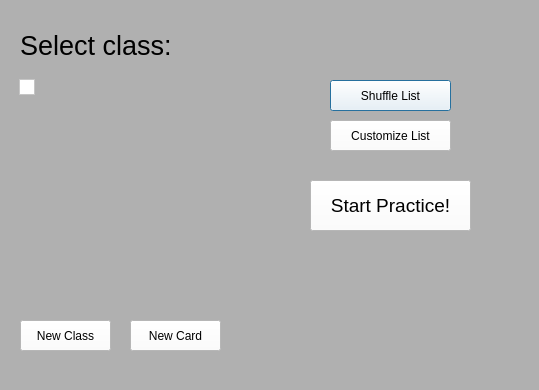
First picture: the form in start.ui, repository NeverGraceful/FlashCards, before the edit.
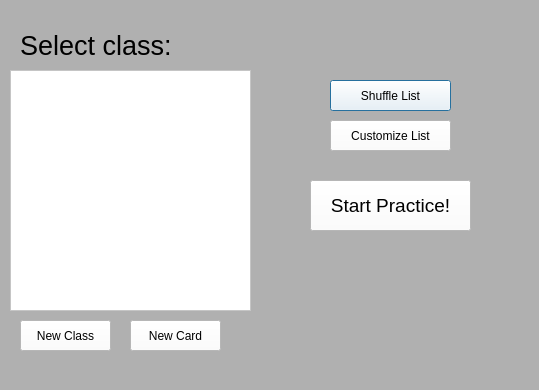
Second picture: the form after the edit.

```diff
--- a/start.ui
+++ b/start.ui
@@ -56,18 +56,12 @@
      <x>10</x>
      <y>70</y>
      <width>241</width>
-     <height>231</height>
+     <height>241</height>
     </rect>
    </property>
+   <layout class="QGridLayout" name="gridLayout">
+    <item row="0" column="0">
    <widget class="QScrollArea" name="SCROLL_AREA">
-    <property name="geometry">
-     <rect>
-      <x>9</x>
-      <y>9</y>
-      <width>16</width>
-      <height>16</height>
-     </rect>
-    </property>
     <property name="styleSheet">
      <string notr="true">background-color: rgb(255, 255, 255);</string>
     </property>
@@ -79,12 +73,14 @@
       <rect>
        <x>0</x>
        <y>0</y>
-       <width>16</width>
-       <height>16</height>
+         <width>221</width>
+         <height>221</height>
       </rect>
      </property>
     </widget>
    </widget>
+    </item>
+   </layout>
   </widget>
   <widget class="QPushButton" name="CUSTOM_BUTT">
    <property name="geometry">
```
Lines whose indentation alone changed are shown as unchanged.
